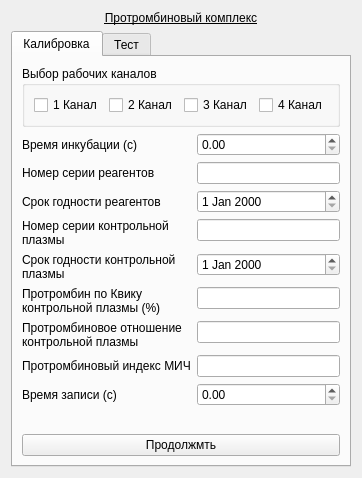
Old version of the form choisedialog/ko5.ui in the repository krang4d/Agrekola.
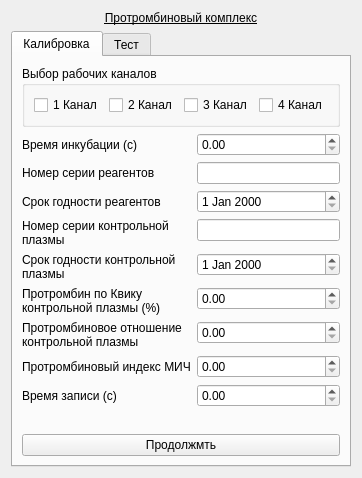
New version of the form. The open tabs and pages were chosen to show the change.

What changed in the file:
```diff
--- a/choisedialog/ko5.ui
+++ b/choisedialog/ko5.ui
@@ -130,9 +130,6 @@
            </property>
           </widget>
          </item>
-         <item row="5" column="1">
-          <widget class="QLineEdit" name="lineEdit_calibKvik"/>
-         </item>
          <item row="6" column="0">
           <widget class="QLabel" name="label_calib_7">
            <property name="text">
@@ -141,13 +138,6 @@
            </property>
           </widget>
          </item>
-         <item row="6" column="1">
-          <widget class="QLineEdit" name="lineEdit_calibOTN">
-           <property name="enabled">
-            <bool>true</bool>
-           </property>
-          </widget>
-         </item>
          <item row="7" column="0">
           <widget class="QLabel" name="label_calib_8">
            <property name="text">
@@ -155,13 +145,6 @@
            </property>
           </widget>
          </item>
-         <item row="7" column="1">
-          <widget class="QLineEdit" name="lineEdit_calibMICh">
-           <property name="enabled">
-            <bool>true</bool>
-           </property>
-          </widget>
-         </item>
          <item row="8" column="0">
           <widget class="QLabel" name="label_calib_9">
            <property name="text">
@@ -175,6 +158,15 @@
          <item row="8" column="1">
           <widget class="QDoubleSpinBox" name="doubleSpinBox_calibWriteTime"/>
          </item>
+         <item row="7" column="1">
+          <widget class="QDoubleSpinBox" name="doubleSpinBox_calibMICh"/>
+         </item>
+         <item row="6" column="1">
+          <widget class="QDoubleSpinBox" name="doubleSpinBox_calibOTN"/>
+         </item>
+         <item row="5" column="1">
+          <widget class="QDoubleSpinBox" name="doubleSpinBox_calibKvik"/>
+         </item>
         </layout>
        </item>
        <item>
```
Left out of the diff: 6 changed lines with no effect on the pictures.
